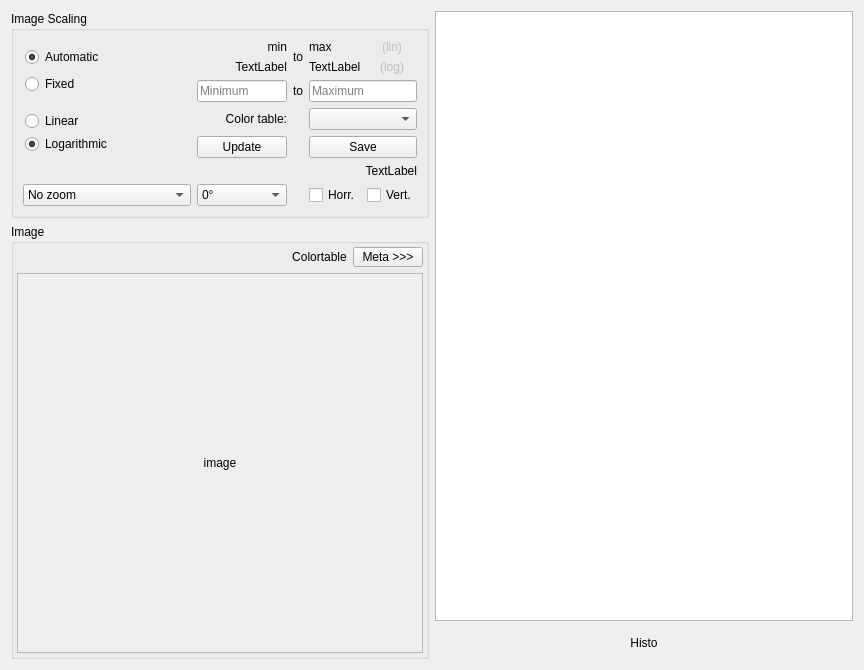
This is Source/widimage.ui in neutron-simlab/CrystalScatter as Qt 5 draws it before an edit. The edited form follows.
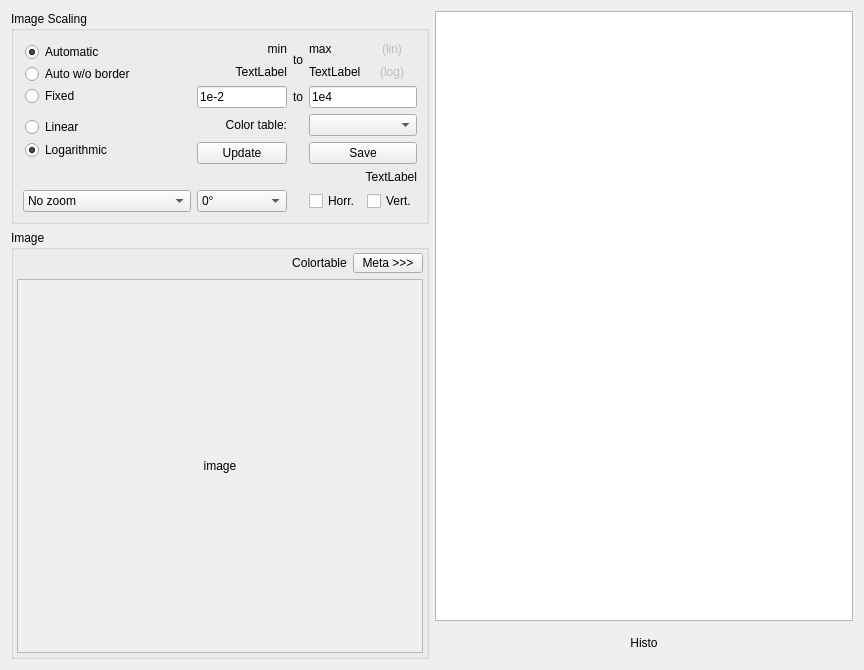
This is the edited form.

What changed in the file:
```diff
--- a/Source/widimage.ui
+++ b/Source/widimage.ui
@@ -49,7 +49,10 @@
         <item row="2" column="3" colspan="2">
          <widget class="QLineEdit" name="inpFixedMax">
           <property name="toolTip">
-           <string>Maximum of data for scaling (lin)</string>
+           <string>Maximum of data for scaling (lin). Scatter-Default=1e4</string>
+          </property>
+          <property name="text">
+           <string>1e4</string>
           </property>
           <property name="placeholderText">
            <string>Maximum</string>
@@ -114,7 +117,10 @@
            </size>
           </property>
           <property name="toolTip">
-           <string>Minimum of data for scaling (lin)</string>
+           <string>Minimum of data for scaling (lin). Scatter-Default=1e-2</string>
+          </property>
+          <property name="text">
+           <string>1e-2</string>
           </property>
           <property name="placeholderText">
            <string>Minimum</string>
@@ -188,6 +194,16 @@
              </property>
             </widget>
            </item>
+           <item>
+            <widget class="QRadioButton" name="radScaleAutoNoBorder">
+             <property name="toolTip">
+              <string>Search for min / max but ignores all border pixel and scales this range to the complete color table</string>
+             </property>
+             <property name="text">
+              <string>Auto w/o border</string>
+             </property>
+            </widget>
+           </item>
            <item>
             <widget class="QRadioButton" name="radScaleFixed">
              <property name="text">
@@ -402,8 +418,8 @@
             <rect>
              <x>0</x>
              <y>0</y>
-             <width>406</width>
-             <height>362</height>
+             <width>430</width>
+             <height>331</height>
             </rect>
            </property>
            <layout class="QHBoxLayout" name="horizontalLayout_2">
```
Left out of the diff: 11 changed lines with no effect on the pictures.
